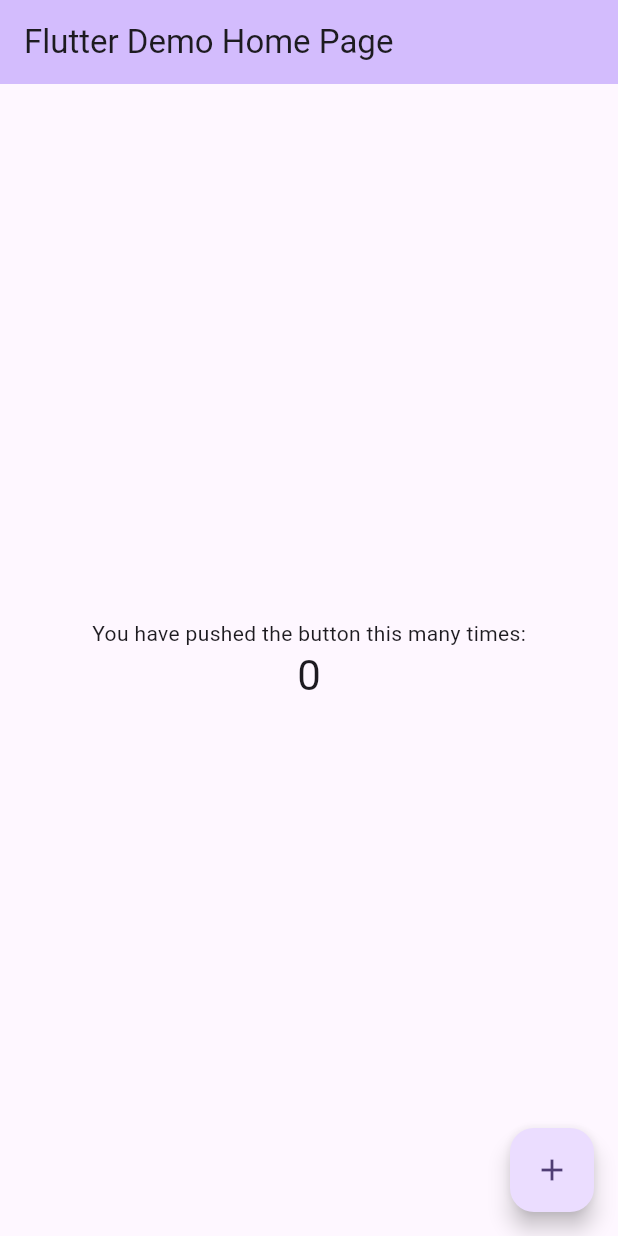
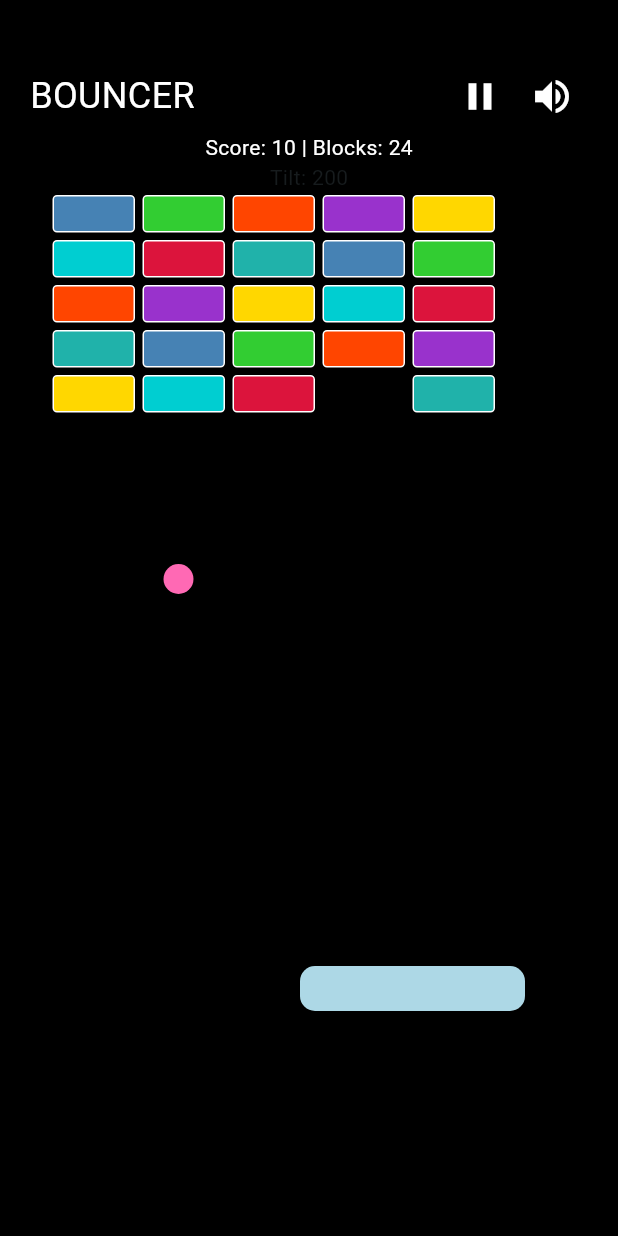
Before and after one commit to mareerray/bouncer, a Flutter app: the screen it shows after launch, on a phone screen of 412 x 824 dp. Run offline on Flutter 3.47's test engine with Material 3 defaults, Android fonts, the phone set to English and light mode, and no system bars; our stand-ins replace audioplayers, sensors_plus.

Commit message:
Add Bouncer Game with accelerometer controls and audio effects

```diff
--- /dev/null
+++ b/lib/bouncer_game.dart
@@ -0,0 +1,344 @@
+import 'dart:async';
+import 'package:flutter/material.dart';
+import 'package:sensors_plus/sensors_plus.dart';
+import 'package:flutter/scheduler.dart';
+import 'package:audioplayers/audioplayers.dart';
+
+class BouncerGame extends StatefulWidget {
+  const BouncerGame({super.key});
+
+  @override
+  State<BouncerGame> createState() => _BouncerGameState();
+}
+
+class _BouncerGameState extends State<BouncerGame> with TickerProviderStateMixin{
+  double paddleX = 200.0; // Paddle start position
+  double screenWidth = 400.0;
+  double screenHeight = 800.0;
+  double ballX = 220.0;
+  double ballY = 220.0;
+  double vx = 3.0; // horizontal speed
+  double vy = 4.0; // vertical speed, positive=down
+  late AnimationController _controller;
+  final double ballRadius = 10.0;
+  final double paddleHeight = 20.0;
+
+  late StreamSubscription<UserAccelerometerEvent> accelSubscription;
+  final double speed = 20.0; // How fast paddle moves
+
+  double accumulatedTime = 0.0;
+  final double fixedDeltaTime = 1/60.0; // ~16ms per frame
+
+  late AudioPlayer sfxPlayer;
+  bool soundOn = true;
+  bool paused = false;
+  int score = 0;
+
+
+  List<Map<String, double>> blocks = [
+    {'x': 20.0, 'y': 80.0}, {'x': 80.0, 'y': 80.0}, {'x': 140.0, 'y': 80.0}, {'x': 200.0, 'y': 80.0}, {'x': 260.0, 'y': 80.0},
+    {'x': 20.0, 'y': 110.0}, {'x': 80.0, 'y': 110.0}, {'x': 140.0, 'y': 110.0}, {'x': 200.0, 'y': 110.0}, {'x': 260.0, 'y': 110.0},
+    {'x': 20.0, 'y': 140.0}, {'x': 80.0, 'y': 140.0}, {'x': 140.0, 'y': 140.0}, {'x': 200.0, 'y': 140.0}, {'x': 260.0, 'y': 140.0},
+    {'x': 20.0, 'y': 170.0}, {'x': 80.0, 'y': 170.0}, {'x': 140.0, 'y': 170.0}, {'x': 200.0, 'y': 170.0}, {'x': 260.0, 'y': 170.0},
+    {'x': 20.0, 'y': 200.0}, {'x': 80.0, 'y': 200.0}, {'x': 140.0, 'y': 200.0}, {'x': 200.0, 'y': 200.0}, {'x': 260.0, 'y': 200.0},
+  ];
+
+  bool gameWon = false;
+  bool gameLost = false;
+
+  // ======== ====== Game initialize ======== ========
+
+  @override
+  void initState() {
+    super.initState();
+
+    sfxPlayer = AudioPlayer();
+
+    // Get screen size first
+    WidgetsBinding.instance.addPostFrameCallback((_) {
+      final size = MediaQuery.of(context).size;
+      setState(() {
+        screenWidth = size.width;
+        screenHeight = size.height;
+      });
+    });
+
+    accelSubscription = userAccelerometerEventStream().listen((UserAccelerometerEvent event) {
+      if (!gameWon && !gameLost) {
+        paddleX += event.x * speed; // tilt left/right to move
+        paddleX = paddleX.clamp(0.0, screenWidth - 100.0);
+
+        SchedulerBinding.instance.scheduleFrameCallback((_) {
+          setState(() {});  // Triggers UI update on next frame
+        });
+      }
+    });
+
+    _controller = AnimationController(
+      vsync: this,
+      duration: Duration(seconds: 1), // ignored for game
+    )..repeat(); // loop forever
+
+    _controller.addListener(() {
+      final delta = 1/60.0; // Approximate frame delta
+      accumulatedTime += delta;
+      while (accumulatedTime >= fixedDeltaTime) {
+        updatePositions(fixedDeltaTime);
+        accumulatedTime -= fixedDeltaTime;
+      }
+      setState(() {}); // Update UI every frame
+    });
+  }
+
+  // ======== ====== Game logic ======== ========
+
+  void updatePositions(double dt) {
+    if (paused || gameWon || gameLost) return;
+
+    ballX += vx * dt * 60; // Scale back to original speed (vx=3 moves ~3 pixels/frame)
+    ballY += vy * dt * 60;
+
+    // Walls
+    if (ballX <= 0 || ballX >= screenWidth - ballRadius * 2) vx = -vx;
+    if (ballY <= 0) vy = -vy;
+
+    final paddleLeft = paddleX;  // left=paddleX, width=100
+    final paddleRight = paddleX + 100;
+    final paddleTop = screenHeight - 170;  // bottom:150 + height:20
+    final paddleBottom = screenHeight - 150;
+
+    // Paddle collision: check if ball hits the paddle rectangle
+    if (ballY + ballRadius >= paddleTop &&
+        ballY - ballRadius <= paddleBottom &&
+        ballX + ballRadius >= paddleLeft &&
+        ballX - ballRadius <= paddleRight) {
+
+          // Bounce up, treat paddle as horizontal surface + angle offset
+          vy = -vy;
+
+      // Horizontal angle from hit position (law of reflection)
+      final paddleCenter = paddleX + 50;
+      final relativeHit = (ballX - paddleCenter) / 50;  // -1 (left) to +1 (right)
+      vx = 3.0 + relativeHit * 4.0;  // vx changes by hit spot (-1 to +7)
+
+      // Push ball up a bit (prevent sticking)
+      ballY = paddleTop - ballRadius - 1;
+
+      // Bonus: angle based on hit position
+      // final hitPos = (ballX - paddleLeft) / 100 - 0.5;  // -0.5 to 0.5
+      // vx += hitPos * 2;  // Slight angle change
+    }
+
+    // Blocks loops backward to safely remove blocks while iterating
+    // Replace block loop:
+
+    for (int i = blocks.length - 1; i >= 0; i--) {
+      final block = blocks[i];
+      final bx = block['x']!;
+      final by = block['y']!;
+      final blockLeft = bx;
+      final blockRight = bx + 55;
+      final blockTop = by;
+      final blockBottom = by + 25;
+
+      // ANY OVERLAP = hit (ball radius included)
+      if (ballX + ballRadius > blockLeft &&
+          ballX - ballRadius < blockRight &&
+          ballY + ballRadius > blockTop &&
+          ballY - ballRadius < blockBottom) {
+
+        // Bounce direction: closer to side hit
+        final centerX = (blockLeft + blockRight) / 2;
+        final centerY = (blockTop + blockBottom) / 2;
+        final dx = (ballX - centerX).abs();
+        final dy = (ballY - centerY).abs();
+
+        if (dx > dy) {
+          vy = -vy;  // Horizontal-ish hit (top/bottom)
+        } else {
+          vx = -vx;  // Vertical-ish hit (sides)
+        }
+
+        blocks.removeAt(i);
+        score += 10;
+        if (soundOn) sfxPlayer.play(AssetSource('sounds/destroy.wav'));
+        break;  // One block per frame
+      }
+    }
+    if (blocks.isEmpty) {
+      gameWon = true;
+    }
+    if (ballY >= screenHeight - 170) {
+      gameLost = true;
+    }
+  }
+
+
+  // ======== ====== Game restart ======== ========
+
+  void restart() {
+    setState(() {
+      blocks = [
+        {'x': 20.0, 'y': 80.0}, {'x': 80.0, 'y': 80.0}, {'x': 140.0, 'y': 80.0}, {'x': 200.0, 'y': 80.0}, {'x': 260.0, 'y': 80.0},
+        {'x': 20.0, 'y': 110.0}, {'x': 80.0, 'y': 110.0}, {'x': 140.0, 'y': 110.0}, {'x': 200.0, 'y': 110.0}, {'x': 260.0, 'y': 110.0},
+        {'x': 20.0, 'y': 140.0}, {'x': 80.0, 'y': 140.0}, {'x': 140.0, 'y': 140.0}, {'x': 200.0, 'y': 140.0}, {'x': 260.0, 'y': 140.0},
+        {'x': 20.0, 'y': 170.0}, {'x': 80.0, 'y': 170.0}, {'x': 140.0, 'y': 170.0}, {'x': 200.0, 'y': 170.0}, {'x': 260.0, 'y': 170.0},
+        {'x': 20.0, 'y': 200.0}, {'x': 80.0, 'y': 200.0}, {'x': 140.0, 'y': 200.0}, {'x': 200.0, 'y': 200.0}, {'x': 260.0, 'y': 200.0},
+
+
+      ];
+      accumulatedTime = 0.0;
+      score = 0;
+      gameWon = false;
+      gameLost = false;
+      ballX = screenWidth / 2;
+      ballY = 300.0;
+      vx = 3.0;
+      vy = 4.0;
+      paddleX = screenWidth / 2 - 50;
+    });
+  }
+
+  @override
+  void dispose() {
+    accelSubscription.cancel();
+    _controller.dispose();
+    sfxPlayer.dispose();
+    super.dispose();
+  }
+
+  // ======== ====== UI build ======== ========
+  @override
+  Widget build(BuildContext context) {
+    return Scaffold(
+      body: LayoutBuilder(
+        builder: (context, constraints) {
+          screenWidth = constraints.maxWidth;
+          screenHeight = constraints.maxHeight;
+          // Clamp: keep paddle on screen like a ball in a box
+          paddleX = paddleX.clamp(0.0, screenWidth - 150.0);
+          return Stack(
+            children: [
+              // Game background
+              Container(color: Colors.black),
+
+              // Game Element: Colorful Blocks
+              ...blocks.map((block) {
+                final colors = [
+                  const Color(0xFF4682B4), // steel blue
+                  const Color(0xFF32CD32), // lime green
+                  const Color(0xFFFF4500), // orange red
+                  const Color(0xFF9932CC), // dark orchid
+                  const Color(0xFFFFD700), // gold
+                  const Color(0xFF00CED1), // dark turquoise
+                  const Color(0xFFDC143C), // crimson
+                  const Color(0xFF20B2AA), // light sea green
+                ];
+                final color = colors[blocks.indexOf(block) % colors.length];
+                return Positioned(
+                  top: block['y']! + 50,
+                  left: block['x']!+15,
+                  child: Container(
+                    width: 55,
+                    height: 25,
+                    decoration: BoxDecoration(
+                      color: color,
+                      borderRadius: BorderRadius.circular(3),
+                      border: Border.all(color: Colors.white, width: 1),
+                      boxShadow: [
+                        BoxShadow(
+                          color: Colors.black26,
+                          offset: Offset(2, 2),
+                          blurRadius: 2,
+                        ),
+                      ],
+                    ),
+                  ),
+                );
+              }),
+
+              // Game Element: Ball
+              Positioned(
+                top: ballY,
+                left: ballX,
+                child: Container(
+                  width: ballRadius * 2,
+                  height: ballRadius * 2,
+                  decoration: BoxDecoration(
+                    color: const Color(0xFFFF69B4), // pink color
+                    shape: BoxShape.circle,
+                  ),
+                ),
+              ),
+
+              // Game Element: Paddle
+              Positioned(
+                bottom: 150,
+                left: paddleX,
+                child: Container(
+                  width: 150,
+                  height: 30,
+                  decoration: BoxDecoration(
+                    color: const Color(0xFFADD8E6),
+                    borderRadius: BorderRadius.circular(10),
+                  ),
+                ),
+              ),
+
+              // HUD: Score, blocks left, tilt, pause/sound buttons
+              Positioned(
+                top: 40,
+                left: 20,
+                right: 20,
+                child: Column(
+                  children: [
+                    Row(  // Title + pause + sound
+                      children: [
+                        Text('BOUNCER', style: TextStyle(color: Colors.white, fontSize: 24)),
+                        Spacer(),
+                        IconButton(icon: Icon(Icons.pause, size: 30, color: Colors.white), onPressed: () => setState(() => paused = !paused)),
+                        IconButton(icon: Icon(soundOn ? Icons.volume_up : Icons.volume_off, size: 30, color: Colors.white,),
+                          onPressed: () => setState(() => soundOn = !soundOn)),
+                      ],
+                    ),
+                    Text('Score: $score | Blocks: ${blocks.length}', style: TextStyle(color: Colors.white)),
+                    Text('Tilt: ${paddleX.toStringAsFixed(0)}'),
+                  ],
+                ),
+              ),
+
+              // Win/Lose messages + Restart button
+              if (gameWon || gameLost)
+                Positioned.fill(
+                  child: Container(
+                    color: Colors.black87,  // Semi-dark overlay
+                    child: Center(
+                      child: Column(
+                        mainAxisSize: MainAxisSize.min,
+                        children: [
+                          Text(
+                            gameWon ? 'You Won!' : 'You Lost!',
+                            style: TextStyle(color: Colors.white, fontSize: 40, fontWeight: FontWeight.bold),
+                          ),
+                          SizedBox(height: 20),
+                          ElevatedButton(
+                            onPressed: restart,
+                            style: ElevatedButton.styleFrom(
+                              backgroundColor: Colors.orange,
+                              padding: EdgeInsets.symmetric(horizontal: 30, vertical: 14),
+                              shape: RoundedRectangleBorder(borderRadius: BorderRadius.circular(8)),
+                            ),
+                            child: Text('Restart', style: TextStyle(fontSize: 18)),
+                          ),
+                        ],
+                      ),
+                    ),
+                  ),
+                ),
+            ],
+          );
+        },
+      ),
+    );
+  }
+}
--- a/lib/main.dart
+++ b/lib/main.dart
@@ -1,4 +1,5 @@
 import 'package:flutter/material.dart';
+import 'bouncer_game.dart';
 
 void main() {
   runApp(const MyApp());
@@ -11,112 +12,12 @@ class MyApp extends StatelessWidget {
   @override
   Widget build(BuildContext context) {
     return MaterialApp(
-      title: 'Flutter Demo',
+      title: 'Bouncer Game',
+      debugShowCheckedModeBanner: false,
       theme: ThemeData(
-        // This is the theme of your application.
-        //
-        // TRY THIS: Try running your application with "flutter run". You'll see
-        // the application has a purple toolbar. Then, without quitting the app,
-        // try changing the seedColor in the colorScheme below to Colors.green
-        // and then invoke "hot reload" (save your changes or press the "hot
-        // reload" button in a Flutter-supported IDE, or press "r" if you used
-        // the command line to start the app).
-        //
-        // Notice that the counter didn't reset back to zero; the application
-        // state is not lost during the reload. To reset the state, use hot
-        // restart instead.
-        //
-        // This works for code too, not just values: Most code changes can be
-        // tested with just a hot reload.
-        colorScheme: .fromSeed(seedColor: Colors.deepPurple),
+        colorScheme: ColorScheme.fromSeed(seedColor: const Color(0xFFADD8E6)),
       ),
-      home: const MyHomePage(title: 'Flutter Demo Home Page'),
+      home: BouncerGame(),
     );
   }
 }
-
-class MyHomePage extends StatefulWidget {
-  const MyHomePage({super.key, required this.title});
-
-  // This widget is the home page of your application. It is stateful, meaning
-  // that it has a State object (defined below) that contains fields that affect
-  // how it looks.
-
-  // This class is the configuration for the state. It holds the values (in this
-  // case the title) provided by the parent (in this case the App widget) and
-  // used by the build method of the State. Fields in a Widget subclass are
-  // always marked "final".
-
-  final String title;
-
-  @override
-  State<MyHomePage> createState() => _MyHomePageState();
-}
-
-class _MyHomePageState extends State<MyHomePage> {
-  int _counter = 0;
-
-  void _incrementCounter() {
-    setState(() {
-      // This call to setState tells the Flutter framework that something has
-      // changed in this State, which causes it to rerun the build method below
-      // so that the display can reflect the updated values. If we changed
-      // _counter without calling setState(), then the build method would not be
-      // called again, and so nothing would appear to happen.
-      _counter++;
-    });
-  }
-
-  @override
-  Widget build(BuildContext context) {
-    // This method is rerun every time setState is called, for instance as done
-    // by the _incrementCounter method above.
-    //
-    // The Flutter framework has been optimized to make rerunning build methods
-    // fast, so that you can just rebuild anything that needs updating rather
-    // than having to individually change instances of widgets.
-    return Scaffold(
-      appBar: AppBar(
-        // TRY THIS: Try changing the color here to a specific color (to
-        // Colors.amber, perhaps?) and trigger a hot reload to see the AppBar
-        // change color while the other colors stay the same.
-        backgroundColor: Theme.of(context).colorScheme.inversePrimary,
-        // Here we take the value from the MyHomePage object that was created by
-        // the App.build method, and use it to set our appbar title.
-        title: Text(widget.title),
-      ),
-      body: Center(
-        // Center is a layout widget. It takes a single child and positions it
-        // in the middle of the parent.
-        child: Column(
-          // Column is also a layout widget. It takes a list of children and
-          // arranges them vertically. By default, it sizes itself to fit its
-          // children horizontally, and tries to be as tall as its parent.
-          //
-          // Column has various properties to control how it sizes itself and
-          // how it positions its children. Here we use mainAxisAlignment to
-          // center the children vertically; the main axis here is the vertical
-          // axis because Columns are vertical (the cross axis would be
-          // horizontal).
-          //
-          // TRY THIS: Invoke "debug painting" (choose the "Toggle Debug Paint"
-          // action in the IDE, or press "p" in the console), to see the
-          // wireframe for each widget.
-          mainAxisAlignment: .center,
-          children: [
-            const Text('You have pushed the button this many times:'),
-            Text(
-              '$_counter',
-              style: Theme.of(context).textTheme.headlineMedium,
-            ),
-          ],
-        ),
-      ),
-      floatingActionButton: FloatingActionButton(
-        onPressed: _incrementCounter,
-        tooltip: 'Increment',
-        child: const Icon(Icons.add),
-      ),
-    );
-  }
-}
```
Also changed, not shown: pubspec.yaml (+4 -3 lines), pubspec.lock, 12 other files.
